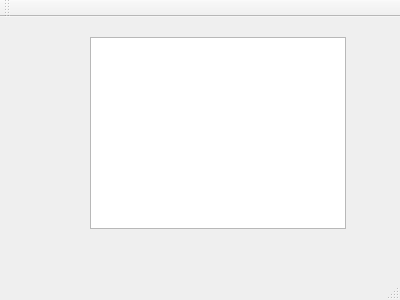
Before: the Qt Designer form MusicPlayer_v3/mainwindow.ui in jjzhang166/QT-apps, drawn with Qt 5.
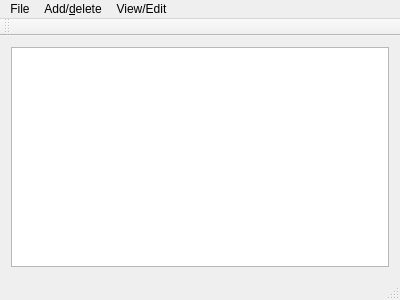
After: the same form once the commit is applied.

```diff
--- a/MusicPlayer_v3/mainwindow.ui
+++ b/MusicPlayer_v3/mainwindow.ui
@@ -14,16 +14,11 @@
    <string>MainWindow</string>
   </property>
   <widget class="QWidget" name="centralWidget">
-   <widget class="QTreeView" name="treeView">
-    <property name="geometry">
-     <rect>
-      <x>90</x>
-      <y>20</y>
-      <width>256</width>
-      <height>192</height>
-     </rect>
-    </property>
-   </widget>
+   <layout class="QGridLayout" name="gridLayout">
+    <item row="0" column="0">
+     <widget class="QTreeView" name="treeView"/>
+    </item>
+   </layout>
   </widget>
   <widget class="QMenuBar" name="menuBar">
    <property name="geometry">
@@ -34,6 +29,31 @@
      <height>21</height>
     </rect>
    </property>
+   <widget class="QMenu" name="menuFile">
+    <property name="title">
+     <string>File</string>
+    </property>
+    <addaction name="action_open"/>
+    <addaction name="action_Save"/>
+    <addaction name="action_Save_As"/>
+   </widget>
+   <widget class="QMenu" name="menuAdd">
+    <property name="title">
+     <string>Add/&amp;delete</string>
+    </property>
+    <addaction name="action_new_artist"/>
+    <addaction name="action_new_album"/>
+    <addaction name="action_new_song"/>
+    <addaction name="action_delete"/>
+   </widget>
+   <widget class="QMenu" name="menuView_Edit">
+    <property name="title">
+     <string>View/Edit</string>
+    </property>
+   </widget>
+   <addaction name="menuFile"/>
+   <addaction name="menuAdd"/>
+   <addaction name="menuView_Edit"/>
   </widget>
   <widget class="QToolBar" name="mainToolBar">
    <attribute name="toolBarArea">
```
Left out of the diff: 40 changed lines with no effect on the pictures.
